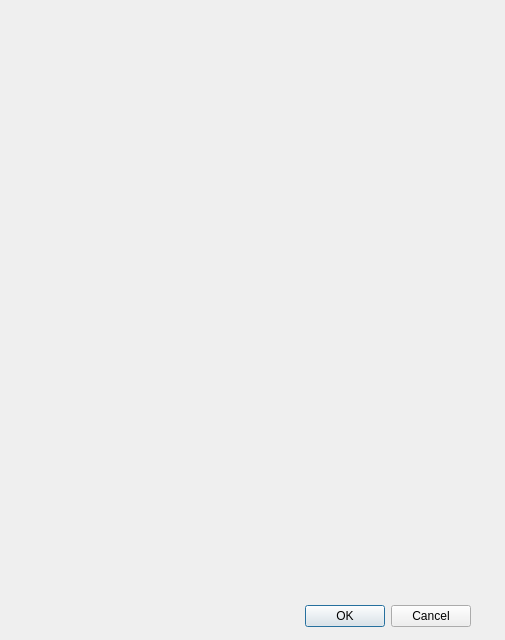
Before: the Qt Designer form factura.ui in DaniMena04/P60-Tienda_v.2, drawn with Qt 5.
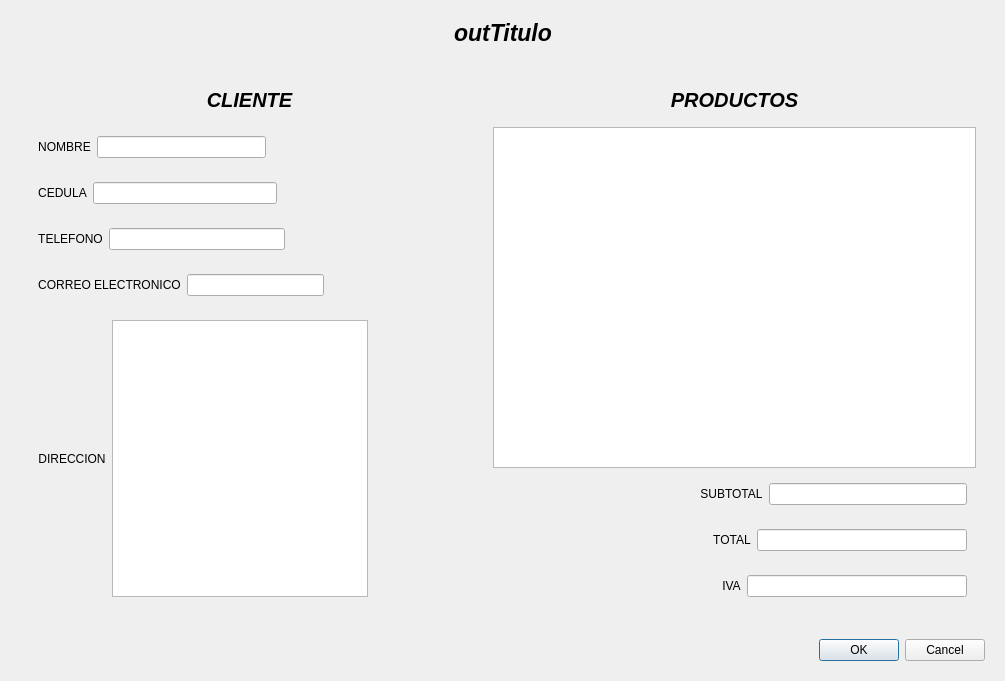
After: the same form once the commit is applied.

Commit message: GUI de Facturar, validaciones y clase cliente

The edit to the form file:
```diff
--- a/factura.ui
+++ b/factura.ui
@@ -6,29 +6,497 @@
    <rect>
     <x>0</x>
     <y>0</y>
-    <width>505</width>
-    <height>640</height>
+    <width>1005</width>
+    <height>681</height>
    </rect>
   </property>
   <property name="windowTitle">
    <string>Dialog</string>
   </property>
-  <widget class="QDialogButtonBox" name="buttonBox">
-   <property name="geometry">
-    <rect>
-     <x>10</x>
-     <y>600</y>
-     <width>461</width>
-     <height>32</height>
-    </rect>
-   </property>
-   <property name="orientation">
-    <enum>Qt::Horizontal</enum>
-   </property>
-   <property name="standardButtons">
-    <set>QDialogButtonBox::Cancel|QDialogButtonBox::Ok</set>
-   </property>
-  </widget>
+  <layout class="QVBoxLayout" name="verticalLayout_3">
+   <item>
+    <widget class="QWidget" name="widget" native="true">
+     <layout class="QHBoxLayout" name="horizontalLayout">
+      <item>
+       <spacer name="horizontalSpacer">
+        <property name="orientation">
+         <enum>Qt::Horizontal</enum>
+        </property>
+        <property name="sizeHint" stdset="0">
+         <size>
+          <width>40</width>
+          <height>20</height>
+         </size>
+        </property>
+       </spacer>
+      </item>
+      <item>
+       <widget class="QLabel" name="label">
+        <property name="font">
+         <font>
+          <pointsize>17</pointsize>
+          <italic>true</italic>
+          <bold>true</bold>
+         </font>
+        </property>
+        <property name="text">
+         <string>outTitulo</string>
+        </property>
+       </widget>
+      </item>
+      <item>
+       <spacer name="horizontalSpacer_2">
+        <property name="orientation">
+         <enum>Qt::Horizontal</enum>
+        </property>
+        <property name="sizeHint" stdset="0">
+         <size>
+          <width>40</width>
+          <height>20</height>
+         </size>
+        </property>
+       </spacer>
+      </item>
+     </layout>
+    </widget>
+   </item>
+   <item>
+    <widget class="QWidget" name="widget_15" native="true">
+     <layout class="QHBoxLayout" name="horizontalLayout_13">
+      <item>
+       <widget class="QWidget" name="widget_2" native="true">
+        <layout class="QVBoxLayout" name="verticalLayout">
+         <item>
+          <widget class="QWidget" name="widget_3" native="true">
+           <layout class="QHBoxLayout" name="horizontalLayout_2">
+            <item>
+             <spacer name="horizontalSpacer_4">
+              <property name="orientation">
+               <enum>Qt::Horizontal</enum>
+              </property>
+              <property name="sizeHint" stdset="0">
+               <size>
+                <width>179</width>
+                <height>20</height>
+               </size>
+              </property>
+             </spacer>
+            </item>
+            <item>
+             <widget class="QLabel" name="label_2">
+              <property name="font">
+               <font>
+                <pointsize>15</pointsize>
+                <italic>true</italic>
+                <bold>true</bold>
+               </font>
+              </property>
+              <property name="text">
+               <string>CLIENTE</string>
+              </property>
+              <property name="alignment">
+               <set>Qt::AlignCenter</set>
+              </property>
+             </widget>
+            </item>
+            <item>
+             <spacer name="horizontalSpacer_3">
+              <property name="orientation">
+               <enum>Qt::Horizontal</enum>
+              </property>
+              <property name="sizeHint" stdset="0">
+               <size>
+                <width>178</width>
+                <height>20</height>
+               </size>
+              </property>
+             </spacer>
+            </item>
+           </layout>
+          </widget>
+         </item>
+         <item>
+          <widget class="QWidget" name="widget_4" native="true">
+           <layout class="QHBoxLayout" name="horizontalLayout_3">
+            <item>
+             <widget class="QLabel" name="label_3">
+              <property name="text">
+               <string>NOMBRE</string>
+              </property>
+              <property name="alignment">
+               <set>Qt::AlignCenter</set>
+              </property>
+             </widget>
+            </item>
+            <item>
+             <widget class="QLineEdit" name="lineEdit">
+              <property name="readOnly">
+               <bool>true</bool>
+              </property>
+             </widget>
+            </item>
+            <item>
+             <spacer name="horizontalSpacer_5">
+              <property name="orientation">
+               <enum>Qt::Horizontal</enum>
+              </property>
+              <property name="sizeHint" stdset="0">
+               <size>
+                <width>194</width>
+                <height>20</height>
+               </size>
+              </property>
+             </spacer>
+            </item>
+           </layout>
+          </widget>
+         </item>
+         <item>
+          <widget class="QWidget" name="widget_5" native="true">
+           <layout class="QHBoxLayout" name="horizontalLayout_4">
+            <item>
+             <widget class="QLabel" name="label_4">
+              <property name="text">
+               <string>CEDULA</string>
+              </property>
+              <property name="alignment">
+               <set>Qt::AlignCenter</set>
+              </property>
+             </widget>
+            </item>
+            <item>
+             <widget class="QLineEdit" name="lineEdit_2">
+              <property name="readOnly">
+               <bool>true</bool>
+              </property>
+             </widget>
+            </item>
+            <item>
+             <spacer name="horizontalSpacer_6">
+              <property name="orientation">
+               <enum>Qt::Horizontal</enum>
+              </property>
+              <property name="sizeHint" stdset="0">
+               <size>
+                <width>40</width>
+                <height>20</height>
+               </size>
+              </property>
+             </spacer>
+            </item>
+           </layout>
+          </widget>
+         </item>
+         <item>
+          <widget class="QWidget" name="widget_6" native="true">
+           <layout class="QHBoxLayout" name="horizontalLayout_5">
+            <item>
+             <widget class="QLabel" name="label_5">
+              <property name="text">
+               <string>TELEFONO</string>
+              </property>
+              <property name="alignment">
+               <set>Qt::AlignCenter</set>
+              </property>
+             </widget>
+            </item>
+            <item>
+             <widget class="QLineEdit" name="lineEdit_3">
+              <property name="readOnly">
+               <bool>true</bool>
+              </property>
+             </widget>
+            </item>
+            <item>
+             <spacer name="horizontalSpacer_7">
+              <property name="orientation">
+               <enum>Qt::Horizontal</enum>
+              </property>
+              <property name="sizeHint" stdset="0">
+               <size>
+                <width>40</width>
+                <height>20</height>
+               </size>
+              </property>
+             </spacer>
+            </item>
+           </layout>
+          </widget>
+         </item>
+         <item>
+          <widget class="QWidget" name="widget_7" native="true">
+           <layout class="QHBoxLayout" name="horizontalLayout_6">
+            <item>
+             <widget class="QLabel" name="label_6">
+              <property name="text">
+               <string>CORREO ELECTRONICO</string>
+              </property>
+              <property name="alignment">
+               <set>Qt::AlignCenter</set>
+              </property>
+             </widget>
+            </item>
+            <item>
+             <widget class="QLineEdit" name="lineEdit_4">
+              <property name="readOnly">
+               <bool>true</bool>
+              </property>
+             </widget>
+            </item>
+            <item>
+             <spacer name="horizontalSpacer_8">
+              <property name="orientation">
+               <enum>Qt::Horizontal</enum>
+              </property>
+              <property name="sizeHint" stdset="0">
+               <size>
+                <width>40</width>
+                <height>20</height>
+               </size>
+              </property>
+             </spacer>
+            </item>
+           </layout>
+          </widget>
+         </item>
+         <item>
+          <widget class="QWidget" name="widget_8" native="true">
+           <layout class="QHBoxLayout" name="horizontalLayout_7">
+            <item>
+             <widget class="QLabel" name="label_7">
+              <property name="text">
+               <string>DIRECCION</string>
+              </property>
+              <property name="alignment">
+               <set>Qt::AlignCenter</set>
+              </property>
+             </widget>
+            </item>
+            <item>
+             <widget class="QTextEdit" name="textEdit">
+              <property name="readOnly">
+               <bool>true</bool>
+              </property>
+             </widget>
+            </item>
+            <item>
+             <spacer name="horizontalSpacer_9">
+              <property name="orientation">
+               <enum>Qt::Horizontal</enum>
+              </property>
+              <property name="sizeHint" stdset="0">
+               <size>
+                <width>40</width>
+                <height>20</height>
+               </size>
+              </property>
+             </spacer>
+            </item>
+           </layout>
+          </widget>
+         </item>
+        </layout>
+       </widget>
+      </item>
+      <item>
+       <widget class="QWidget" name="widget_9" native="true">
+        <layout class="QVBoxLayout" name="verticalLayout_2">
+         <item>
+          <widget class="QWidget" name="widget_10" native="true">
+           <layout class="QHBoxLayout" name="horizontalLayout_8">
+            <item>
+             <spacer name="horizontalSpacer_10">
+              <property name="orientation">
+               <enum>Qt::Horizontal</enum>
+              </property>
+              <property name="sizeHint" stdset="0">
+               <size>
+                <width>179</width>
+                <height>20</height>
+               </size>
+              </property>
+             </spacer>
+            </item>
+            <item>
+             <widget class="QLabel" name="label_8">
+              <property name="font">
+               <font>
+                <pointsize>15</pointsize>
+                <italic>true</italic>
+                <bold>true</bold>
+               </font>
+              </property>
+              <property name="text">
+               <string>PRODUCTOS</string>
+              </property>
+              <property name="alignment">
+               <set>Qt::AlignCenter</set>
+              </property>
+             </widget>
+            </item>
+            <item>
+             <spacer name="horizontalSpacer_11">
+              <property name="orientation">
+               <enum>Qt::Horizontal</enum>
+              </property>
+              <property name="sizeHint" stdset="0">
+               <size>
+                <width>178</width>
+                <height>20</height>
+               </size>
+              </property>
+             </spacer>
+            </item>
+           </layout>
+          </widget>
+         </item>
+         <item>
+          <widget class="QTableView" name="tableView"/>
+         </item>
+         <item>
+          <widget class="QWidget" name="widget_11" native="true">
+           <layout class="QHBoxLayout" name="horizontalLayout_9">
+            <item>
+             <spacer name="horizontalSpacer_12">
+              <property name="orientation">
+               <enum>Qt::Horizontal</enum>
+              </property>
+              <property name="sizeHint" stdset="0">
+               <size>
+                <width>194</width>
+                <height>20</height>
+               </size>
+              </property>
+             </spacer>
+            </item>
+            <item>
+             <widget class="QLabel" name="label_9">
+              <property name="text">
+               <string>SUBTOTAL</string>
+              </property>
+              <property name="alignment">
+               <set>Qt::AlignCenter</set>
+              </property>
+             </widget>
+            </item>
+            <item>
+             <widget class="QLineEdit" name="lineEdit_5">
+              <property name="readOnly">
+               <bool>true</bool>
+              </property>
+             </widget>
+            </item>
+           </layout>
+          </widget>
+         </item>
+         <item>
+          <widget class="QWidget" name="widget_13" native="true">
+           <layout class="QHBoxLayout" name="horizontalLayout_11">
+            <item>
+             <spacer name="horizontalSpacer_14">
+              <property name="orientation">
+               <enum>Qt::Horizontal</enum>
+              </property>
+              <property name="sizeHint" stdset="0">
+               <size>
+                <width>194</width>
+                <height>20</height>
+               </size>
+              </property>
+             </spacer>
+            </item>
+            <item>
+             <widget class="QLabel" name="label_11">
+              <property name="text">
+               <string>TOTAL</string>
+              </property>
+              <property name="alignment">
+               <set>Qt::AlignCenter</set>
+              </property>
+             </widget>
+            </item>
+            <item>
+             <widget class="QLineEdit" name="lineEdit_7">
+              <property name="readOnly">
+               <bool>true</bool>
+              </property>
+             </widget>
+            </item>
+           </layout>
+          </widget>
+         </item>
+         <item>
+          <widget class="QWidget" name="widget_12" native="true">
+           <layout class="QHBoxLayout" name="horizontalLayout_10">
+            <item>
+             <spacer name="horizontalSpacer_13">
+              <property name="orientation">
+               <enum>Qt::Horizontal</enum>
+              </property>
+              <property name="sizeHint" stdset="0">
+               <size>
+                <width>194</width>
+                <height>20</height>
+               </size>
+              </property>
+             </spacer>
+            </item>
+            <item>
+             <widget class="QLabel" name="label_10">
+              <property name="text">
+               <string>IVA</string>
+              </property>
+              <property name="alignment">
+               <set>Qt::AlignCenter</set>
+              </property>
+             </widget>
+            </item>
+            <item>
+             <widget class="QLineEdit" name="lineEdit_6">
+              <property name="readOnly">
+               <bool>true</bool>
+              </property>
+             </widget>
+            </item>
+           </layout>
+          </widget>
+         </item>
+        </layout>
+       </widget>
+      </item>
+     </layout>
+    </widget>
+   </item>
+   <item>
+    <widget class="QWidget" name="widget_14" native="true">
+     <layout class="QHBoxLayout" name="horizontalLayout_12">
+      <item>
+       <spacer name="horizontalSpacer_15">
+        <property name="orientation">
+         <enum>Qt::Horizontal</enum>
+        </property>
+        <property name="sizeHint" stdset="0">
+         <size>
+          <width>479</width>
+          <height>20</height>
+         </size>
+        </property>
+       </spacer>
+      </item>
+      <item>
+       <widget class="QDialogButtonBox" name="buttonBox">
+        <property name="orientation">
+         <enum>Qt::Horizontal</enum>
+        </property>
+        <property name="standardButtons">
+         <set>QDialogButtonBox::Cancel|QDialogButtonBox::Ok</set>
+        </property>
+       </widget>
+      </item>
+     </layout>
+    </widget>
+   </item>
+  </layout>
  </widget>
  <resources/>
  <connections>
```
The commit also changes 7 other files.
